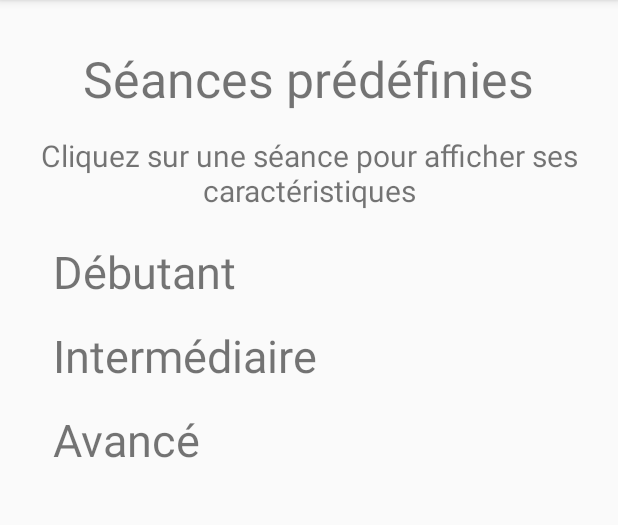
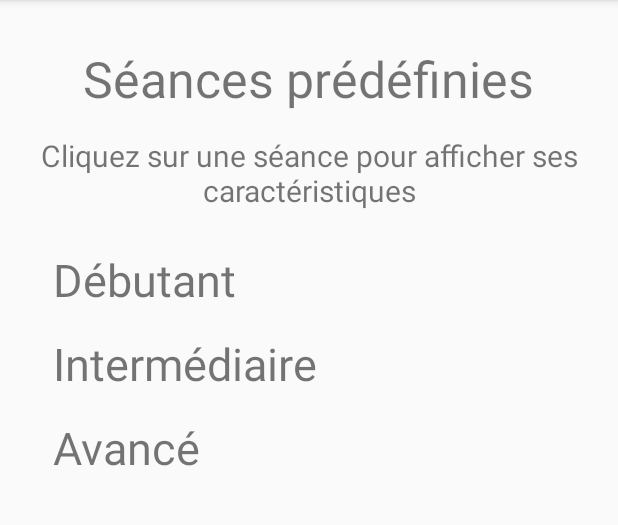
Before and after one commit to AlexandreLaurac/EFHI, an Android app: the ChoixSeanceMenuActivity screen opened directly, with no data from a screen before it, after a tap on "SÉANCES PRÉDÉFINIES", on a phone screen of 412 x 824 dp, the part 84-609 px from its top. Run offline under Robolectric (Android 15) with nearby library versions, the phone set to English and light mode, and no system bars; our stand-ins replace Room's generated code.

Commit message:
Mise à jour : - enregistrement des presets dans la base - modifications d'interface mineure

```diff
--- a/app/src/main/java/com/example/efhi/Activites/ChoixSeanceAffichageActivity.java
+++ b/app/src/main/java/com/example/efhi/Activites/ChoixSeanceAffichageActivity.java
@@ -97,7 +97,7 @@ public class ChoixSeanceAffichageActivity extends AppCompatActivity {
     public void affichageInitial() {
 
         // Mise à jour du texte des vues Texte en fonction des valeurs de 'seance'
-        String titre = seance.getTitre().isEmpty() ? "Seance" : seance.getTitre() ;
+        String titre = seance.getTitre().isEmpty() ? "Séance" : seance.getTitre() ;
         vueTexteTitre.setText(titre) ;
 
         String textePreparation = "" + seance.getTpsPreparation() ;
@@ -130,7 +130,6 @@ public class ChoixSeanceAffichageActivity extends AppCompatActivity {
         // Affichage des EditTexts
         for (EditText vue : listeEditTexts) {
             vue.setVisibility(View.VISIBLE) ;
-
         }
 
         // Remplissage des EditTexts avec les valeurs de la séance choisie
--- a/app/src/main/java/com/example/efhi/Activites/ChoixSeanceMenuActivity.java
+++ b/app/src/main/java/com/example/efhi/Activites/ChoixSeanceMenuActivity.java
@@ -75,17 +75,16 @@ public class ChoixSeanceMenuActivity extends AppCompatActivity {
                 super.onPostExecute(lasts) ;
 
                 // Post traitements concernant la dernière séance
-                if (existSeancesEnregistrees) {
-                    findViewById(R.id.activity_choix_seance_menu_bouton_seances_enregistrees).setBackgroundColor(Color.GRAY) ;
+                if (!existSeancesEnregistrees) {
+                    findViewById(R.id.activity_choix_seance_menu_bouton_seances_enregistrees).setBackgroundColor(Color.WHITE) ;
                 }
 
                 // Post traitements concernant la dernière séance
-                /*if (lasts.size() == 0) { // Il n'y a pas d'enregistrement dont la catégorie est 'last' dans la BDD
+                if (lasts.size() == 0) {
+                    findViewById(R.id.activity_choix_seance_menu_bouton_derniere_seance).setBackgroundColor(Color.WHITE) ;
                 }
-                else {*/
-                if (lasts.size() > 0) {
+                else {
                     existDerniereSeance = true ;
-                    findViewById(R.id.activity_choix_seance_menu_bouton_derniere_seance).setBackgroundColor(Color.GRAY) ;
                     derniereSeance = lasts.get(0) ;
                 }
                 ((MonApplication) ChoixSeanceMenuActivity.this.getApplication()).setLastExists(existDerniereSeance) ;
--- a/app/src/main/java/com/example/efhi/Activites/SeanceViewHolder.java
+++ b/app/src/main/java/com/example/efhi/Activites/SeanceViewHolder.java
@@ -38,7 +38,7 @@ public class SeanceViewHolder extends RecyclerView.ViewHolder implements View.On
     public void afficher (Seance seance) {
         this.seance = seance ;
         // Titre
-        String titre = seance.getTitre().isEmpty() ? "Seance n°" + (seance.getId()-3) : seance.getTitre() ;
+        String titre = seance.getTitre().isEmpty() ? "Séance n°" + (seance.getId()-3) : seance.getTitre() ;
         vueTexteTitre.setText(titre) ;
         // Description
         //vueTexteDescription.setText("Description pour l'instant en dur") ;
--- a/app/src/main/res/layout/activity_choix_seance_en_base.xml
+++ b/app/src/main/res/layout/activity_choix_seance_en_base.xml
@@ -32,7 +32,7 @@
         android:id="@+id/activity_choix_seance_en_base_listeSeances"
         android:layout_width="wrap_content"
         android:layout_height="wrap_content"
-        android:layout_marginTop="20dp"
+        android:layout_marginTop="25dp"
         android:layout_marginStart="35dp"
         android:layout_marginEnd="30dp"/>
 
--- a/app/src/main/res/layout/activity_choix_seance_menu.xml
+++ b/app/src/main/res/layout/activity_choix_seance_menu.xml
@@ -68,8 +68,7 @@
             android:paddingBottom="7dp"
             android:text="Séances enregistrées"
             android:textSize="20sp"
-            android:onClick="clicBoutonSeancesEnregistrees"
-            android:background="@color/white"/>
+            android:onClick="clicBoutonSeancesEnregistrees" />
 
         <Button
             android:id="@+id/activity_choix_seance_menu_bouton_derniere_seance"
@@ -81,8 +80,7 @@
             android:paddingBottom="7dp"
             android:text="Dernière séance"
             android:textSize="20sp"
-            android:onClick="clicBoutonDerniereSeance"
-            android:background="@color/white"/>
+            android:onClick="clicBoutonDerniereSeance" />
 
     </LinearLayout>
 
```
